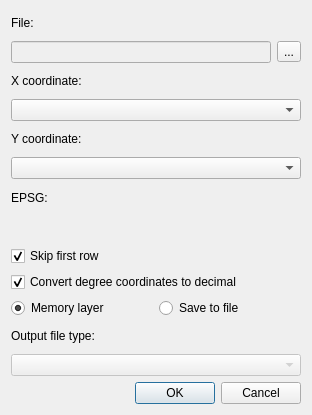
The window that spreadsheet_module.ui (schulzsebastian/qgisplugin_spreadsheet) describes before a commit, drawn with Qt 5.
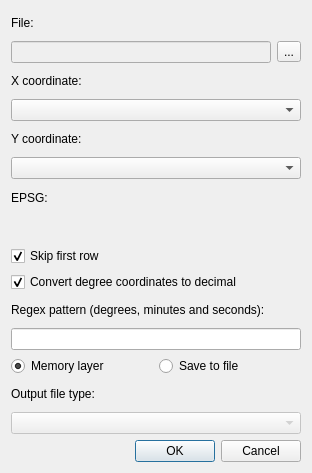
The same window after the commit. Custom widgets are drawn as their Qt base class.

Commit message: regex pattern editor

Diff of the .ui file:
```diff
--- a/spreadsheet_module.ui
+++ b/spreadsheet_module.ui
@@ -7,7 +7,7 @@
     <x>0</x>
     <y>0</y>
     <width>312</width>
-    <height>415</height>
+    <height>473</height>
    </rect>
   </property>
   <property name="windowTitle">
@@ -92,6 +92,16 @@
      </property>
     </widget>
    </item>
+   <item>
+    <widget class="QLabel" name="label_4">
+     <property name="text">
+      <string>Regex pattern (degrees, minutes and seconds):</string>
+     </property>
+    </widget>
+   </item>
+   <item>
+    <widget class="QLineEdit" name="regexLine"/>
+   </item>
    <item>
     <layout class="QHBoxLayout" name="horizontalLayout_4">
      <item>
```
The commit also changes 1 other file.
